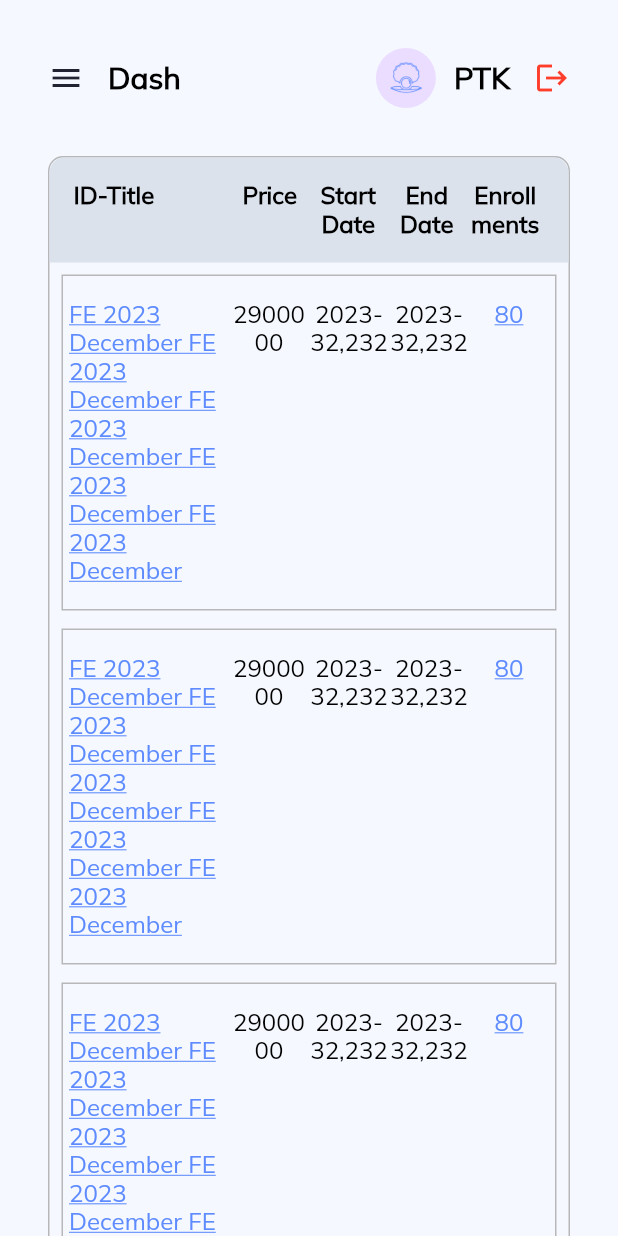
After one commit to PyiTheimKyaw/Pearl-Edu-Hub, a Flutter app: the DashboardPage screen opened by its route, after a tap on "10", on a phone screen of 412 x 824 dp. The commit adds this screen. Run offline on Flutter 3.47's test engine with Material 3 defaults, Android fonts, the light colour scheme and no system bars; our stand-ins replace go_router; missing offline and left inert: dart:js.

```diff
--- /dev/null
+++ b/pearl_edu_hub/lib/pages/dashboard/dashboard_classes_page.dart
@@ -0,0 +1,153 @@
+import 'package:flutter/material.dart';
+import 'package:pearl_edu_hub/rescources/colors.dart';
+import 'package:pearl_edu_hub/rescources/dimens.dart';
+import 'package:pearl_edu_hub/widgets/customized_text_view.dart';
+
+class DashboardClassesPage extends StatelessWidget {
+  const DashboardClassesPage({super.key});
+
+  @override
+  Widget build(BuildContext context) {
+    return Container(
+      margin: const EdgeInsets.only(
+          left: kMargin32, right: kMargin32, bottom: kMargin24),
+      decoration: BoxDecoration(
+          borderRadius: BorderRadius.circular(kRadius10),
+          border: Border.all(color: kInvisibleColor)),
+      child: Column(
+        mainAxisSize: MainAxisSize.min,
+        crossAxisAlignment: CrossAxisAlignment.start,
+        children: [
+          Container(
+            padding: const EdgeInsets.all(kMargin16),
+            clipBehavior: Clip.antiAlias,
+            decoration: const BoxDecoration(
+              color: Color.fromRGBO(219, 226, 236, 1.0),
+              borderRadius: BorderRadius.only(
+                  topLeft: Radius.circular(kRadius10),
+                  topRight: Radius.circular(kRadius10)),
+            ),
+            child: const Row(
+              mainAxisSize: MainAxisSize.min,
+              crossAxisAlignment: CrossAxisAlignment.start,
+              children: [
+                Expanded(
+                  flex: 2,
+                  child: CustomizedTextView(
+                    textData: "ID-Title",
+                    textFontSize: kFont16,
+                    textFontWeight: FontWeight.w600,
+                  ),
+                ),
+                Expanded(
+                    child: CustomizedTextView(
+                  textData: "Price",
+                  textFontSize: kFont16,
+                  textFontWeight: FontWeight.w600,
+                  textAlign: TextAlign.center,
+                )),
+                Expanded(
+                    child: CustomizedTextView(
+                  textData: "Start Date",
+                  textFontSize: kFont16,
+                  textFontWeight: FontWeight.w600,
+                  textAlign: TextAlign.center,
+                )),
+                Expanded(
+                    child: CustomizedTextView(
+                  textData: "End Date",
+                  textFontSize: kFont16,
+                  textFontWeight: FontWeight.w600,
+                  textAlign: TextAlign.center,
+                )),
+                Expanded(
+                    child: CustomizedTextView(
+                  textData: "Enrollments",
+                  textFontSize: kFont16,
+                  textFontWeight: FontWeight.w600,
+                  textAlign: TextAlign.center,
+                )),
+              ],
+            ),
+          ),
+          ListView.separated(
+            padding: const EdgeInsets.symmetric(
+                horizontal: kMargin8, vertical: kMargin8),
+            shrinkWrap: true,
+            physics: const NeverScrollableScrollPhysics(),
+            itemCount: 40,
+            itemBuilder: (context, index) => const _ClassItemView(),
+            separatorBuilder: (context, index) => const SizedBox(
+              height: kMargin12,
+            ),
+          )
+        ],
+      ),
+    );
+  }
+}
+
+class _ClassItemView extends StatelessWidget {
+  const _ClassItemView();
+
+  @override
+  Widget build(BuildContext context) {
+    return Container(
+      padding:
+          const EdgeInsets.symmetric(horizontal: kMargin4, vertical: kMargin16),
+      decoration: BoxDecoration(border: Border.all(color: kInvisibleColor)),
+      child: const Row(
+        mainAxisSize: MainAxisSize.min,
+        crossAxisAlignment: CrossAxisAlignment.start,
+        children: [
+          Expanded(
+              flex: 2,
+              child: MouseRegion(
+                cursor: SystemMouseCursors.click,
+                child: CustomizedTextView(
+                  textData:
+                      "FE 2023 December FE 2023 December FE 2023 December FE 2023 December FE 2023 December",
+                  textFontSize: kFont16,
+                  textFontWeight: FontWeight.w500,
+                  textColor: kPrimaryColor,
+                  textDecoration: TextDecoration.underline,
+                ),
+              )),
+          Expanded(
+              child: CustomizedTextView(
+            textData: "2900000",
+            textFontSize: kFont16,
+            textFontWeight: FontWeight.w500,
+            textAlign: TextAlign.center,
+          )),
+          Expanded(
+              child: CustomizedTextView(
+            textData: "2023-32,232",
+            textFontSize: kFont16,
+            textFontWeight: FontWeight.w500,
+            textAlign: TextAlign.center,
+          )),
+          Expanded(
+              child: CustomizedTextView(
+            textData: "2023-32,232",
+            textFontSize: kFont16,
+            textFontWeight: FontWeight.w500,
+            textAlign: TextAlign.center,
+          )),
+          Expanded(
+              child: MouseRegion(
+            cursor: SystemMouseCursors.click,
+            child: CustomizedTextView(
+              textData: "80",
+              textFontSize: kFont16,
+              textFontWeight: FontWeight.w500,
+              textAlign: TextAlign.center,
+              textColor: kPrimaryColor,
+              textDecoration: TextDecoration.underline,
+            ),
+          )),
+        ],
+      ),
+    );
+  }
+}
--- a/pearl_edu_hub/lib/pages/dashboard_page.dart
+++ b/pearl_edu_hub/lib/pages/dashboard/dashboard_page.dart
@@ -1,7 +1,8 @@
 import 'package:flutter/material.dart';
 import 'package:pearl_edu_hub/blocs/dashboard_page_bloc.dart';
-import 'package:pearl_edu_hub/pages/admin_dashboard_page.dart';
-import 'package:pearl_edu_hub/pages/dashboard_students_page.dart';
+import 'package:pearl_edu_hub/pages/dashboard/admin_dashboard_page.dart';
+import 'package:pearl_edu_hub/pages/dashboard/dashboard_classes_page.dart';
+import 'package:pearl_edu_hub/pages/dashboard/dashboard_students_page.dart';
 import 'package:pearl_edu_hub/rescources/colors.dart';
 import 'package:pearl_edu_hub/rescources/dimens.dart';
 import 'package:pearl_edu_hub/rescources/images.dart';
@@ -75,21 +76,32 @@ class _ContentsSectionView extends StatelessWidget {
 
   @override
   Widget build(BuildContext context) {
-    return Column(
+    return SafeArea(
+      child: SingleChildScrollView(
+        child: Column(
           mainAxisSize: MainAxisSize.min,
           crossAxisAlignment: CrossAxisAlignment.start,
           children: [
             const _DashboardAppBarView(),
             SizedBox(
               child: [
-            const AdminDashboardPage(),
+                AdminDashboardPage(
+                  onTapInfoItem: (index) {
+                    var bloc =
+                        Provider.of<DashboardPageBloc>(context, listen: false);
+                    bloc.onChangePageIndex(index);
+                  },
+                ),
+                const DashboardClassesPage(),
+                const DashboardStudentsPage(),
                 const SizedBox(
-              child: Text("CLasses"),
+                  child: Text("Lectures"),
                 ),
-            const DashboardStudentsPage(),
               ][sidebarItemIndex],
             ),
           ],
+        ),
+      ),
     );
   }
 }
@@ -212,6 +224,9 @@ class _SideBarItemView extends StatelessWidget {
                 ? Icon(
                     itemIcon,
                     color: kPrimaryColor,
+                    size: isChosen
+                        ? kDashboardSelectedMenuItemSize
+                        : kDashboardMenuItemSize,
                   )
                 : Row(
                     mainAxisSize: MainAxisSize.min,
@@ -220,6 +235,9 @@ class _SideBarItemView extends StatelessWidget {
                       Icon(
                         itemIcon,
                         color: kPrimaryColor,
+                        size: isChosen
+                            ? kDashboardSelectedMenuItemSize
+                            : kDashboardMenuItemSize,
                       ),
                       const SizedBox(
                         width: kMargin16,
@@ -227,6 +245,9 @@ class _SideBarItemView extends StatelessWidget {
                       CustomizedTextView(
                         textData: itemLabel,
                         textColor: kWhiteColor,
+                        textFontSize: isChosen ? kFont16 : kFont13,
+                        textFontWeight:
+                            isChosen ? FontWeight.bold : FontWeight.w400,
                       )
                     ],
                   ),
--- a/pearl_edu_hub/lib/rescources/dimens.dart
+++ b/pearl_edu_hub/lib/rescources/dimens.dart
@@ -31,3 +31,5 @@ const double kRadius90 = 90.0;
 
 // App specific
 const double kAppLogoSize = 90.0;
+const double kDashboardMenuItemSize = 24.0;
+const double kDashboardSelectedMenuItemSize = 30.0;
--- a/pearl_edu_hub/lib/route/AppRoute.dart
+++ b/pearl_edu_hub/lib/route/AppRoute.dart
@@ -3,7 +3,7 @@ import 'dart:js';
 import 'package:flutter/material.dart';
 import 'package:go_router/go_router.dart';
 import 'package:pearl_edu_hub/pages/about_page.dart';
-import 'package:pearl_edu_hub/pages/dashboard_page.dart';
+import 'package:pearl_edu_hub/pages/dashboard/dashboard_page.dart';
 import 'package:pearl_edu_hub/pages/home_page.dart';
 import 'package:pearl_edu_hub/route/route_constants.dart';
 
@@ -39,7 +39,7 @@ class AppRoute {
       GoRoute(
         path: '/',
         builder: (BuildContext context, GoRouterState state) {
-          return const HomePage();
+          return const DashboardPage();
         },
         routes: <RouteBase>[
           GoRoute(
```
Also changed, not shown: pearl_edu_hub/lib/pages/admin_dashboard_page.dart (deleted, +0 -101 lines), pearl_edu_hub/lib/pages/dashboard/admin_dashboard_page.dart (added, +126 -0 lines), pearl_edu_hub/lib/pages/dashboard/dashboard_lectures_page.dart (added, +10 -0 lines), pearl_edu_hub/lib/pages/dashboard/dashboard_students_page.dart (added, +167 -0 lines), pearl_edu_hub/lib/pages/dashboard_students_page.dart (deleted, +0 -17 lines). Lines whose indentation alone changed are shown as unchanged.
